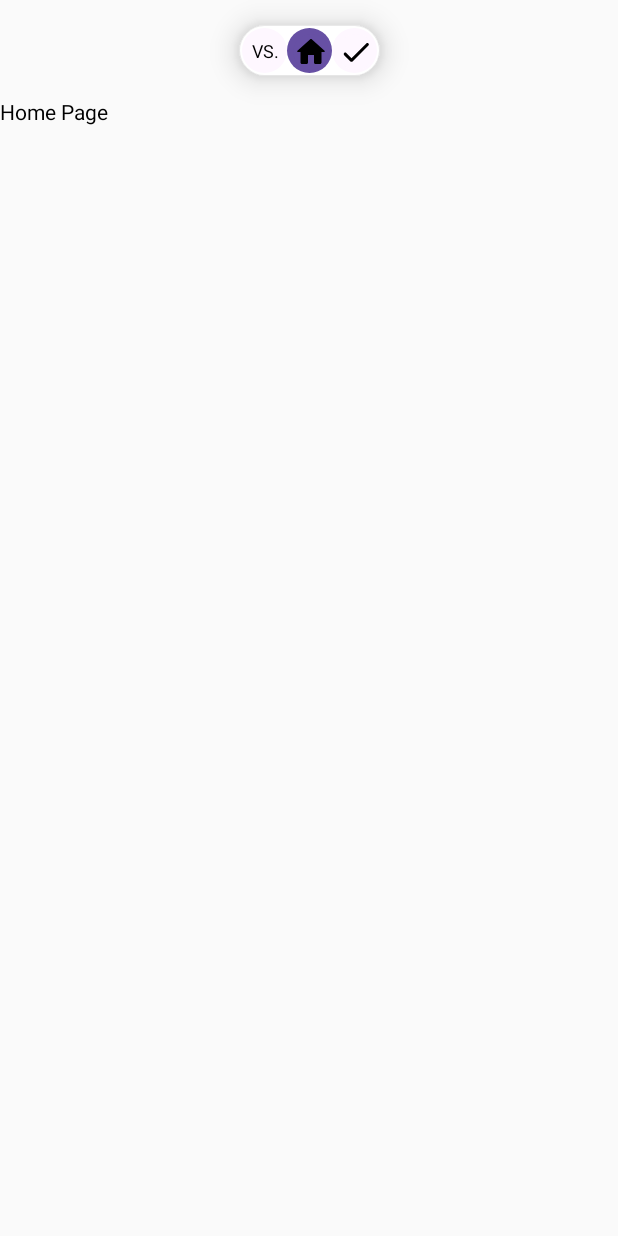
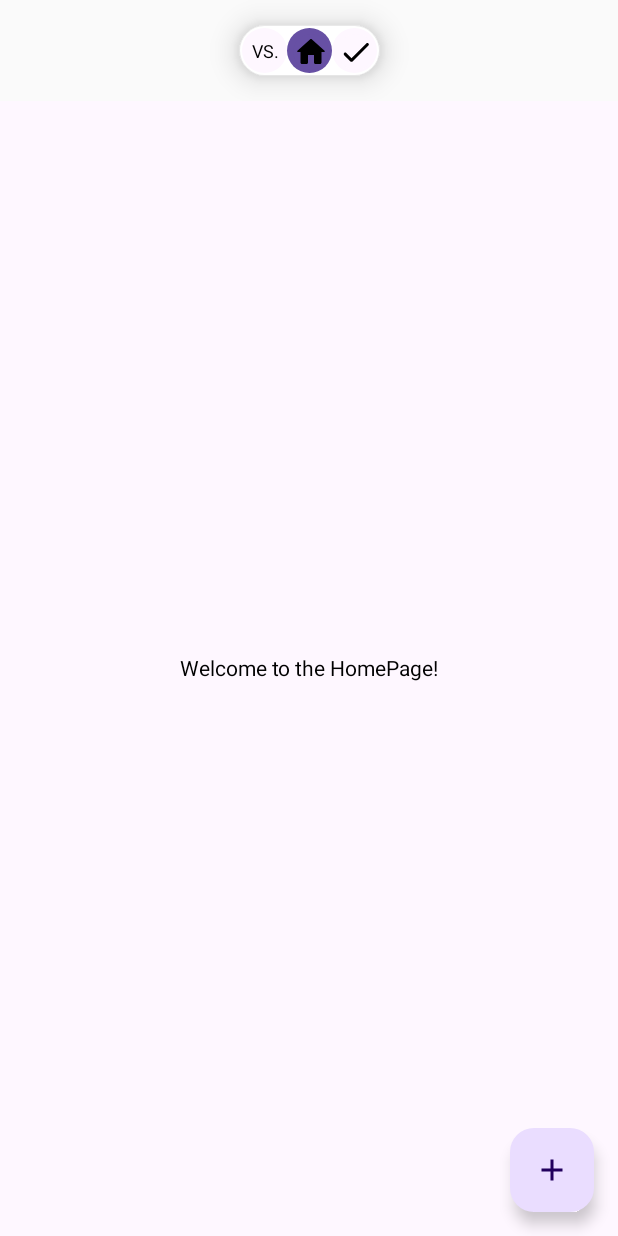
Before and after one commit to Langelozzi/qds-hacks-2024, an Android app built with Jetpack Compose: the screen it shows after launch (MainActivity), on a phone screen of 412 x 824 dp. Run offline under Robolectric (Android 15) with nearby library versions, the phone set to English and light mode, and no system bars.

Commit message:
Update ui flow

```diff
--- a/frontend/app/src/main/java/com/bcit/frontend/components/DrawerComponent.kt
+++ b/frontend/app/src/main/java/com/bcit/frontend/components/DrawerComponent.kt
@@ -15,6 +15,7 @@ import kotlinx.coroutines.launch
 import androidx.compose.foundation.layout.Box
 import androidx.compose.foundation.layout.fillMaxSize
 import androidx.compose.material.icons.filled.Add
+import androidx.compose.runtime.LaunchedEffect
 import androidx.compose.runtime.getValue
 import androidx.compose.runtime.mutableStateOf
 import androidx.compose.runtime.remember
@@ -64,12 +65,16 @@ fun BottomRightDrawerComponent(
 }
 @Composable
 fun BottomUpDrawerComponent(
-    taskPageContent: @Composable () -> Unit
+    taskPageContent: @Composable () -> Unit,
+    onDrawerStateChange: (Boolean) -> Unit
 ) {
     var showBottomSheet by remember { mutableStateOf(false) }
     val coroutineScope = rememberCoroutineScope()
     val offset = animateDpAsState(targetValue = if (showBottomSheet) 0.dp else 500.dp) // Adjust the offset as needed
 
+    LaunchedEffect(showBottomSheet) {
+        onDrawerStateChange(showBottomSheet)
+    }
     Scaffold(
         floatingActionButton = {
             FloatingActionButton(
--- a/frontend/app/src/main/java/com/bcit/frontend/pages/HomePage.kt
+++ b/frontend/app/src/main/java/com/bcit/frontend/pages/HomePage.kt
@@ -1,12 +1,32 @@
 package com.bcit.frontend.pages
 
+import androidx.compose.animation.AnimatedVisibility
 import androidx.compose.foundation.layout.Box
+import androidx.compose.foundation.layout.fillMaxSize
 import androidx.compose.material3.Text
 import androidx.compose.runtime.Composable
+import androidx.compose.runtime.getValue
+import androidx.compose.runtime.mutableStateOf
+import androidx.compose.runtime.remember
+import androidx.compose.runtime.setValue
+import androidx.compose.ui.Alignment
+import androidx.compose.ui.Modifier
+import com.bcit.frontend.components.BottomUpDrawerComponent
 
 @Composable
 fun HomePage() {
-    Box() {
-        Text("Home Page")
+    var drawerIsActive by remember { mutableStateOf(false) }
+
+    BottomUpDrawerComponent(taskPageContent = { FormPage() }, onDrawerStateChange = {
+        drawerIsActive = it
+    })
+
+    AnimatedVisibility(visible = !drawerIsActive) {
+        Box(
+            modifier = Modifier.fillMaxSize(),
+            contentAlignment = Alignment.Center
+        ) {
+            Text(text = "Welcome to the HomePage!")
+        }
     }
 }
```
